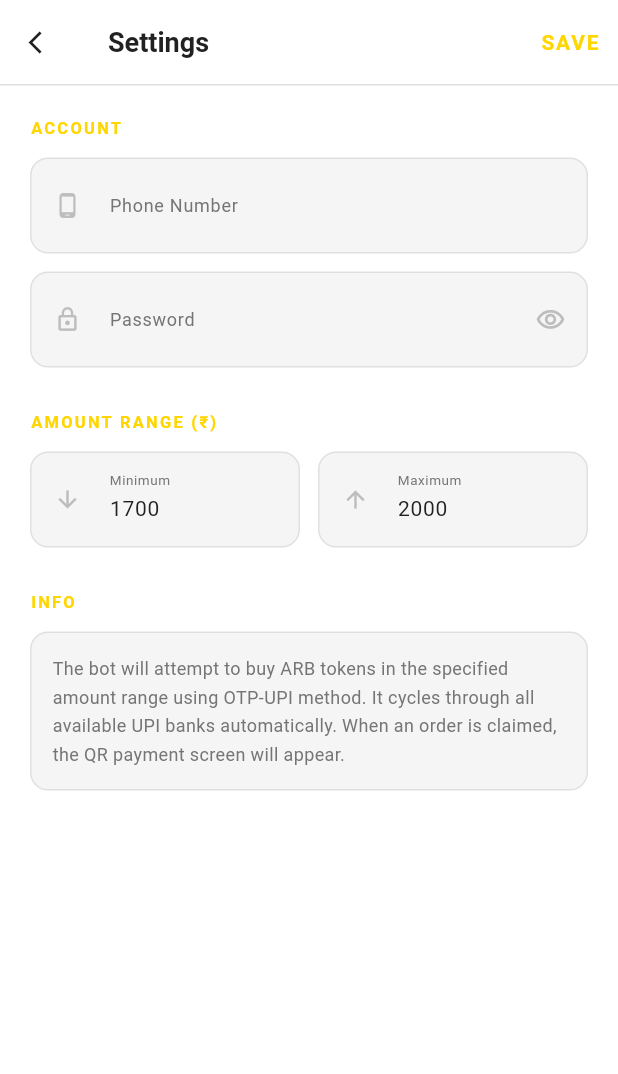
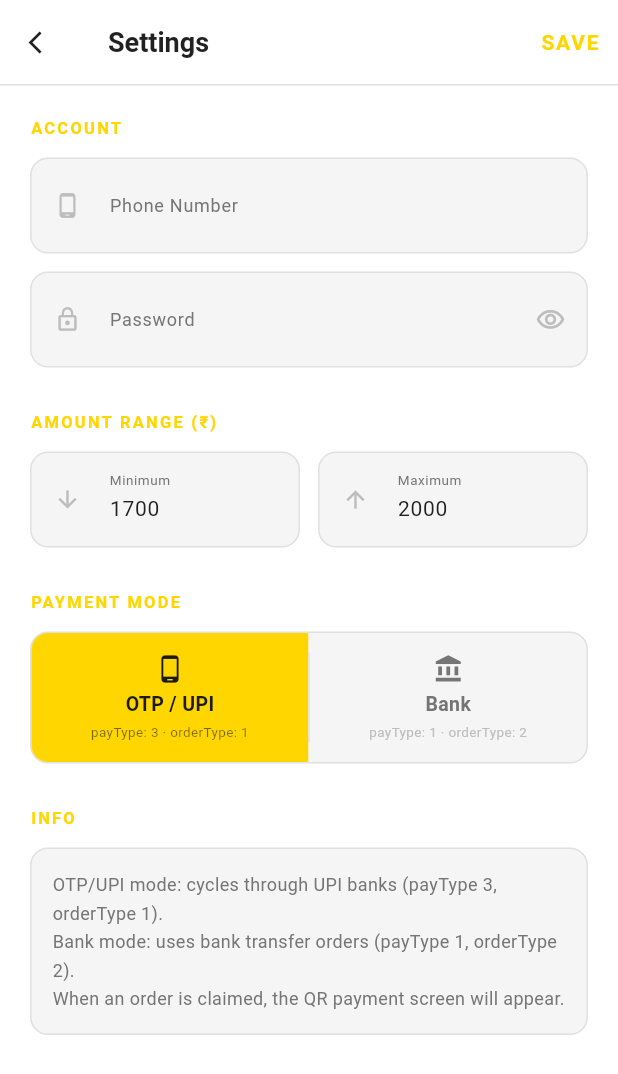
Before and after one commit to krishlazybuilds-commits/arb-pay-script, a Flutter app: the screen it shows after launch, after a tap on the "settings" icon, on a phone screen of 412 x 824 dp. Shown: the top 1074 px of the screen. Run offline on Flutter 3.47's test engine with Material 3 defaults, Android fonts, the phone set to English and light mode, and no system bars; our stand-ins replace shared_preferences; missing offline and left inert: flutter_inappwebview.

Commit message:
feat: add bank/UPI payment mode toggle + API logger
- Add PaymentMode enum (upi/bank) to AppState with orderType/payType getters
- Settings screen: segmented toggle to switch between OTP/UPI and Bank modes
- ArbPayService: dynamic payType and orderType based on selected mode
  - UPI: payType=3, orderType=1
  - Bank: payType=1, orderType=2
- Bump version to v1.0.7
- Add api_logger.py for live Selenium network capture with undetected-chromedriver
- Switch all Python scripts to undetected_chromedriver to bypass Cloudflare
- Add requirements.txt with pinned dependencies
- Gitignore api_logs_*.txt runtime files

```diff
--- a/arbpay_apk/lib/main.dart
+++ b/arbpay_apk/lib/main.dart
@@ -4,17 +4,19 @@ import 'package:provider/provider.dart';
 import 'package:shared_preferences/shared_preferences.dart';
 import 'models/app_state.dart';
 import 'screens/home_screen.dart';
-
 void main() async {
   WidgetsFlutterBinding.ensureInitialized();
   await SystemChrome.setPreferredOrientations([DeviceOrientation.portraitUp]);
 
   final prefs = await SharedPreferences.getInstance();
   final state = AppState();
-  state.phone     = prefs.getString('phone')    ?? '';
-  state.password  = prefs.getString('password') ?? '';
-  state.amountMin = prefs.getInt('amtMin')      ?? 1700;
-  state.amountMax = prefs.getInt('amtMax')      ?? 2000;
+  state.phone       = prefs.getString('phone')    ?? '';
+  state.password    = prefs.getString('password') ?? '';
+  state.amountMin   = prefs.getInt('amtMin')      ?? 1700;
+  state.amountMax   = prefs.getInt('amtMax')      ?? 2000;
+  state.paymentMode = (prefs.getString('paymentMode') == 'bank')
+      ? PaymentMode.bank
+      : PaymentMode.upi;
 
   runApp(
     ChangeNotifierProvider.value(
--- a/arbpay_apk/lib/models/app_state.dart
+++ b/arbpay_apk/lib/models/app_state.dart
@@ -1,6 +1,8 @@
 import 'package:flutter/foundation.dart';
 
 enum BotStatus { idle, connecting, cloudflare, loggingIn, capturing, running, qrReady, success, error }
+
+enum PaymentMode { upi, bank }
 
 class LogEntry {
   final String time;
@@ -25,6 +27,7 @@ class AppState extends ChangeNotifier {
   String password = '';
   int amountMin = 1700;
   int amountMax = 2000;
+  PaymentMode paymentMode = PaymentMode.upi;
 
   BotStatus get status => _status;
   List<LogEntry> get logs => List.unmodifiable(_logs);
@@ -32,6 +35,15 @@ class AppState extends ChangeNotifier {
   int get attempts => _attempts;
   int get successCount => _successCount;
   String get currentOrder => _currentOrder;
+
+  // Derived API values based on payment mode
+  int get orderType => paymentMode == PaymentMode.upi ? 1 : 2;
+  String get payType => paymentMode == PaymentMode.upi ? '3' : '1';
+
+  void setPaymentMode(PaymentMode mode) {
+    paymentMode = mode;
+    notifyListeners();
+  }
 
   void setStatus(BotStatus s) {
     _status = s;
--- a/arbpay_apk/lib/screens/home_screen.dart
+++ b/arbpay_apk/lib/screens/home_screen.dart
@@ -19,7 +19,7 @@ Future<void> _clearWebViewSession() async {
 }
 
 // ── Build version (bump every time a new APK is built) ─────────────────────────
-const kBuildVersion = 'v1.0.6';
+const kBuildVersion = 'v1.0.7';
 
 // ── Palette ────────────────────────────────────────────────────────────────────
 const _green     = Color(0xFFFFD600);
--- a/arbpay_apk/lib/screens/settings_screen.dart
+++ b/arbpay_apk/lib/screens/settings_screen.dart
@@ -24,6 +24,7 @@ class _SettingsScreenState extends State<SettingsScreen> {
   late TextEditingController _amtMinCtrl;
   late TextEditingController _amtMaxCtrl;
   bool _obscurePassword = true;
+  late PaymentMode _paymentMode;
 
   @override
   void initState() {
@@ -33,6 +34,7 @@ class _SettingsScreenState extends State<SettingsScreen> {
     _passwordCtrl = TextEditingController(text: state.password);
     _amtMinCtrl   = TextEditingController(text: state.amountMin.toString());
     _amtMaxCtrl   = TextEditingController(text: state.amountMax.toString());
+    _paymentMode  = state.paymentMode;
   }
 
   @override
@@ -46,16 +48,18 @@ class _SettingsScreenState extends State<SettingsScreen> {
 
   Future<void> _save() async {
     final state = context.read<AppState>();
-    state.phone     = _phoneCtrl.text.trim();
-    state.password  = _passwordCtrl.text;
-    state.amountMin = int.tryParse(_amtMinCtrl.text) ?? 1700;
-    state.amountMax = int.tryParse(_amtMaxCtrl.text) ?? 2000;
+    state.phone        = _phoneCtrl.text.trim();
+    state.password     = _passwordCtrl.text;
+    state.amountMin    = int.tryParse(_amtMinCtrl.text) ?? 1700;
+    state.amountMax    = int.tryParse(_amtMaxCtrl.text) ?? 2000;
+    state.setPaymentMode(_paymentMode);
 
     final prefs = await SharedPreferences.getInstance();
-    await prefs.setString('phone',    state.phone);
-    await prefs.setString('password', state.password);
-    await prefs.setInt('amtMin',      state.amountMin);
-    await prefs.setInt('amtMax',      state.amountMax);
+    await prefs.setString('phone',       state.phone);
+    await prefs.setString('password',    state.password);
+    await prefs.setInt('amtMin',         state.amountMin);
+    await prefs.setInt('amtMax',         state.amountMax);
+    await prefs.setString('paymentMode', _paymentMode == PaymentMode.bank ? 'bank' : 'upi');
 
     if (mounted) {
       ScaffoldMessenger.of(context).showSnackBar(
@@ -148,6 +152,93 @@ class _SettingsScreenState extends State<SettingsScreen> {
             ],
           ),
           const SizedBox(height: 28),
+          _SectionHeader('Payment Mode'),
+          const SizedBox(height: 12),
+          Container(
+            decoration: BoxDecoration(
+              color: _surface,
+              borderRadius: BorderRadius.circular(12),
+              border: Border.all(color: _border),
+            ),
+            child: Row(
+              children: [
+                Expanded(
+                  child: GestureDetector(
+                    onTap: () => setState(() => _paymentMode = PaymentMode.upi),
+                    child: AnimatedContainer(
+                      duration: const Duration(milliseconds: 200),
+                      padding: const EdgeInsets.symmetric(vertical: 14),
+                      decoration: BoxDecoration(
+                        color: _paymentMode == PaymentMode.upi ? _green : Colors.transparent,
+                        borderRadius: const BorderRadius.horizontal(left: Radius.circular(11)),
+                      ),
+                      child: Column(
+                        children: [
+                          Icon(Icons.phone_android,
+                            color: _paymentMode == PaymentMode.upi
+                                ? const Color(0xFF1A1A1A) : _textSub,
+                            size: 20),
+                          const SizedBox(height: 4),
+                          Text('OTP / UPI',
+                            style: TextStyle(
+                              color: _paymentMode == PaymentMode.upi
+                                  ? const Color(0xFF1A1A1A) : _textSub,
+                              fontWeight: FontWeight.bold,
+                              fontSize: 13,
+                            )),
+                          const SizedBox(height: 2),
+                          Text('payType: 3 · orderType: 1',
+                            style: TextStyle(
+                              color: _paymentMode == PaymentMode.upi
+                                  ? const Color(0xFF1A1A1A).withValues(alpha: 0.6) : _textHint,
+                              fontSize: 9,
+                            )),
+                        ],
+                      ),
+                    ),
+                  ),
+                ),
+                Container(width: 1, height: 60, color: _border),
+                Expanded(
+                  child: GestureDetector(
+                    onTap: () => setState(() => _paymentMode = PaymentMode.bank),
+                    child: AnimatedContainer(
+                      duration: const Duration(milliseconds: 200),
+                      padding: const EdgeInsets.symmetric(vertical: 14),
+                      decoration: BoxDecoration(
+                        color: _paymentMode == PaymentMode.bank ? _green : Colors.transparent,
+                        borderRadius: const BorderRadius.horizontal(right: Radius.circular(11)),
+                      ),
+                      child: Column(
+                        children: [
+                          Icon(Icons.account_balance,
+                            color: _paymentMode == PaymentMode.bank
+                                ? const Color(0xFF1A1A1A) : _textSub,
+                            size: 20),
+                          const SizedBox(height: 4),
+                          Text('Bank',
+                            style: TextStyle(
+                              color: _paymentMode == PaymentMode.bank
+                                  ? const Color(0xFF1A1A1A) : _textSub,
+                              fontWeight: FontWeight.bold,
+                              fontSize: 13,
+                            )),
+                          const SizedBox(height: 2),
+                          Text('payType: 1 · orderType: 2',
+                            style: TextStyle(
+                              color: _paymentMode == PaymentMode.bank
+                                  ? const Color(0xFF1A1A1A).withValues(alpha: 0.6) : _textHint,
+                              fontSize: 9,
+                            )),
+                        ],
+                      ),
+                    ),
+                  ),
+                ),
+              ],
+            ),
+          ),
+          const SizedBox(height: 28),
           _SectionHeader('Info'),
           const SizedBox(height: 12),
           Container(
@@ -158,8 +249,8 @@ class _SettingsScreenState extends State<SettingsScreen> {
               border: Border.all(color: _border),
             ),
             child: const Text(
-              'The bot will attempt to buy ARB tokens in the specified amount range using OTP-UPI method. '
-              'It cycles through all available UPI banks automatically. '
+              'OTP/UPI mode: cycles through UPI banks (payType 3, orderType 1).\n'
+              'Bank mode: uses bank transfer orders (payType 1, orderType 2).\n'
               'When an order is claimed, the QR payment screen will appear.',
               style: TextStyle(color: _textSub, fontSize: 12, height: 1.6),
             ),
--- a/arbpay_apk/lib/services/arbpay_service.dart
+++ b/arbpay_apk/lib/services/arbpay_service.dart
@@ -36,7 +36,8 @@ class ArbPayService {
     if (_running) return;
     _running = true;
     _state?.setStatus(BotStatus.capturing);
-    _log('Capturing token from active session...', level: LogLevel.info);
+    final mode = _state?.paymentMode == PaymentMode.bank ? 'Bank' : 'OTP/UPI';
+    _log('Capturing token from active session... [Mode: $mode]', level: LogLevel.info);
 
     try {
       await _buildApiSession();
@@ -177,7 +178,11 @@ class ArbPayService {
 
   // ── Buy loop ───────────────────────────────────────────────────────────────
   Future<void> _runBuyLoop(int amtMin, int amtMax) async {
-    _log('Buy loop started (₹$amtMin - ₹$amtMax)', level: LogLevel.success);
+    final isBank = _state?.paymentMode == PaymentMode.bank;
+    final orderType = isBank ? 2 : 1;
+    final payType   = isBank ? '2' : '3';
+    final modeLabel = isBank ? 'Bank' : 'OTP/UPI';
+    _log('Buy loop started (₹$amtMin - ₹$amtMax) [Mode: $modeLabel]', level: LogLevel.success);
     _log('Token last 12: ...${_token.length > 12 ? _token.substring(_token.length - 12) : _token}',
         level: LogLevel.info);
     _log('deviceCode: ${_deviceCode.isEmpty ? "(empty)" : _deviceCode}',
@@ -203,7 +208,7 @@ class ArbPayService {
       // ── buyList — verbose on first call and every 10 attempts ─────────────
       buyListCallCount++;
       final isVerbose = buyListCallCount <= 3 || buyListCallCount % 10 == 0;
-      final orders = await _getOrderList(amtMin, amtMax, verbose: isVerbose);
+      final orders = await _getOrderList(amtMin, amtMax, orderType: orderType, verbose: isVerbose);
 
       if (orders.isEmpty) {
         emptyStreak++;
@@ -251,6 +256,7 @@ class ArbPayService {
       final currentBank = _bankCodes[_bankIndex % _bankCodes.length];
       verboseBuyCount++;
       final buyResp = await _apiBuy(platformOrder, amount, currentBank,
+          payType: payType, orderType: orderType,
           verbose: verboseBuyCount <= 5);
 
       // Always log the full raw buy response for the first 5, then every unique code
@@ -437,10 +443,10 @@ class ArbPayService {
 
   // ── Order list ─────────────────────────────────────────────────────────────
   Future<List<Map<String, dynamic>>> _getOrderList(int amtMin, int amtMax,
-      {bool verbose = false}) async {
+      {int orderType = 1, bool verbose = false}) async {
     final data = await _post(
       '/ar-wallet/buyCenter/buyList',
-      {'orderType': 1, 'pageNo': 1},
+      {'orderType': orderType, 'pageNo': 1},
       verbose: verbose,
     );
 
@@ -499,14 +505,14 @@ class ArbPayService {
 
   Future<Map<String, dynamic>> _apiBuy(
       String platformOrder, int amount, String bankCode,
-      {bool verbose = false}) async {
+      {String payType = '3', int orderType = 1, bool verbose = false}) async {
     final resp = await _post(
       '/ar-wallet/buyCenter/buy',
       {
         'amount': amount,
         'platformOrder': platformOrder,
-        'payType': '3',
-        'orderType': 1,
+        'payType': payType,
+        'orderType': orderType,
         'buyBankCode': bankCode,
         'buyerKycId': 0,
       },
--- a/arbpay_apk/pubspec.yaml
+++ b/arbpay_apk/pubspec.yaml
@@ -1,7 +1,7 @@
 name: arbpay_bot
 description: ARBPay automated buy bot with beautiful UI
 publish_to: 'none'
-version: 1.0.6
+version: 1.0.7
 
 environment:
   sdk: '>=3.0.0 <4.0.0'
```
Also changed, not shown: requirements.txt (added, +22 -0 lines), 4 other files.
